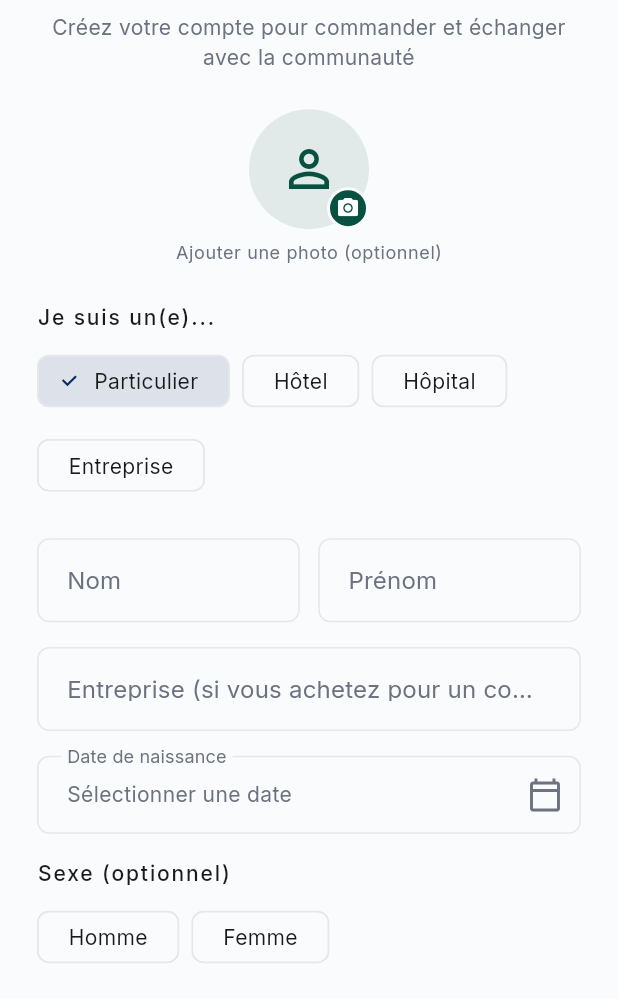
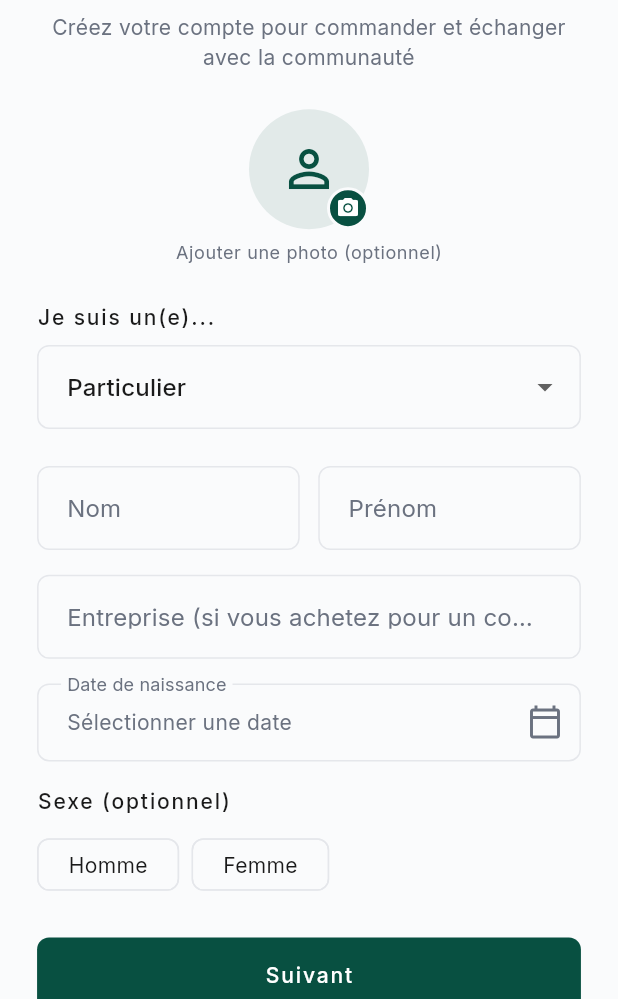
Before and after one commit to Anju-codermad/AkoraHub-app, a Flutter app: the RegistrationScreen screen opened by its route, on a phone screen of 412 x 824 dp, the part 237-1236 px from its top. Run offline on Flutter 3.47's test engine with Material 3 defaults, Android fonts, the phone set to English and light mode, and no system bars; our stand-ins replace audioplayers, cached_network_image, connectivity_plus, file_picker, firebase_core, firebase_messaging and 20 more; missing offline and left inert: agora_rtc_engine, mobile_scanner, record, screen_protector; accounts and stored records are empty; network calls fail.

Commit message:
Élargir Je suis un(e)... à 13 secteurs d'activité, menu déroulant

```diff
--- /dev/null
+++ b/lib/core/constants/client_types.dart
@@ -0,0 +1,26 @@
+/// Secteurs d'activité possibles pour un compte client (`profiles.client_type`).
+/// Liste élargie le 12/08 (demande explicite, validée par l'Admin) au-delà
+/// des 4 valeurs d'origine (Particulier/Hôtel/Hôpital/Entreprise), pour que
+/// chaque client choisisse son secteur réel plutôt que d'être forcé dans
+/// "Entreprise" par défaut. Source unique utilisée par l'inscription, le
+/// profil, et les écrans admin (filtres, données démographiques) — éviter
+/// toute liste dupliquée qui finirait par diverger.
+const List<Map<String, String>> kClientTypeOptions = [
+  {'value': 'particulier', 'label': 'Particulier'},
+  {'value': 'hotel', 'label': 'Hôtel'},
+  {'value': 'hopital', 'label': 'Hôpital / Clinique'},
+  {'value': 'restaurant', 'label': 'Restaurant / Bar'},
+  {'value': 'ecole', 'label': 'École / Université'},
+  {'value': 'entreprise', 'label': 'Entreprise / Bureau'},
+  {'value': 'usine', 'label': 'Usine / Industrie'},
+  {'value': 'pharmacie', 'label': 'Pharmacie'},
+  {'value': 'salon_beaute', 'label': 'Salon de beauté / Coiffure'},
+  {'value': 'commerce', 'label': 'Supermarché / Commerce'},
+  {'value': 'administration', 'label': 'Administration publique'},
+  {'value': 'ong', 'label': 'ONG / Association'},
+  {'value': 'autre', 'label': 'Autre'},
+];
+
+final Map<String, String> kClientTypeLabels = {
+  for (final option in kClientTypeOptions) option['value']!: option['label']!,
+};
--- a/lib/presentation/client_home/profile_tab.dart
+++ b/lib/presentation/client_home/profile_tab.dart
@@ -9,6 +9,7 @@ import 'package:image_picker/image_picker.dart';
 import 'package:share_plus/share_plus.dart';
 import 'package:sizer/sizer.dart';
 
+import '../../core/constants/client_types.dart';
 import '../../core/constants/madagascar_regions.dart';
 import '../../core/loyalty/loyalty_tiers.dart';
 import '../../core/providers/profile_accent_provider.dart';
@@ -64,13 +65,6 @@ class _ProfileTabState extends ConsumerState<ProfileTab> {
   // la jonction entre le bandeau et la carte. Correspond au rayon de
   // l'avatar (44) + son liseré blanc (3).
   static const double _avatarOverlap = 47;
-
-  final Map<String, String> _sectorLabels = const {
-    'hotel': 'Hôtel',
-    'hopital': 'Hôpital',
-    'entreprise': 'Entreprise',
-    'particulier': 'Particulier',
-  };
 
   final Map<String, IconData> _sectorIcons = const {
     'hotel': Icons.hotel_outlined,
@@ -505,7 +499,7 @@ class _ProfileTabState extends ConsumerState<ProfileTab> {
             ? [legacyCoverUrl]
             : const <String>[]);
     final bio = (profile['bio'] as String?)?.trim();
-    final sector = _sectorLabels[profile['client_type']];
+    final sector = kClientTypeLabels[profile['client_type']];
     final displayName = (fullName == null || fullName.trim().isEmpty)
         ? (user?.email ?? '')
         : fullName;
@@ -1110,13 +1104,6 @@ class _EditProfileSheetState extends State<_EditProfileSheet> {
   bool _isLocating = false;
   bool _isSaving = false;
 
-  final Map<String, String> _sectorLabels = const {
-    'hotel': 'Hôtel',
-    'hopital': 'Hôpital',
-    'entreprise': 'Entreprise',
-    'particulier': 'Particulier',
-  };
-
   @override
   void initState() {
     super.initState();
@@ -1376,9 +1363,11 @@ class _EditProfileSheetState extends State<_EditProfileSheet> {
                 labelText: 'Secteur',
                 border: OutlineInputBorder(),
               ),
-              items: _sectorLabels.entries
-                  .map((e) =>
-                      DropdownMenuItem(value: e.key, child: Text(e.value)))
+              items: kClientTypeOptions
+                  .map((type) => DropdownMenuItem(
+                        value: type['value'],
+                        child: Text(type['label']!),
+                      ))
                   .toList(),
               onChanged: (v) => setState(() => _clientType = v),
             ),
--- a/lib/presentation/customer_360/customer_360_screen.dart
+++ b/lib/presentation/customer_360/customer_360_screen.dart
@@ -2,6 +2,7 @@ import 'package:flutter/material.dart';
 import 'package:intl/intl.dart';
 import 'package:sizer/sizer.dart';
 
+import '../../core/constants/client_types.dart';
 import '../../core/loyalty/loyalty_tiers.dart';
 import '../../core/supabase/supabase_config.dart';
 
@@ -72,12 +73,6 @@ class _Customer360ScreenState extends State<Customer360Screen> {
       locale: 'fr_FR', symbol: 'Ar', decimalDigits: 0);
   final _dateFormat = DateFormat('d MMM yyyy', 'fr_FR');
 
-  final Map<String, String> _clientTypeLabels = const {
-    'hotel': 'Hôtel',
-    'hopital': 'Hôpital',
-    'entreprise': 'Entreprise',
-    'particulier': 'Particulier',
-  };
   final Map<String, String> _orderStatusLabels = const {
     'recue': 'Reçue',
     'en_preparation': 'En préparation',
@@ -793,7 +788,7 @@ class _Customer360ScreenState extends State<Customer360Screen> {
                 if (profile['client_type'] != null)
                   Chip(
                     label: Text(
-                        _clientTypeLabels[profile['client_type']] ??
+                        kClientTypeLabels[profile['client_type']] ??
                             profile['client_type']),
                     visualDensity: VisualDensity.compact,
                   ),
--- a/lib/presentation/registration_screen/registration_screen.dart
+++ b/lib/presentation/registration_screen/registration_screen.dart
@@ -9,6 +9,7 @@ import 'package:sizer/sizer.dart';
 import 'package:supabase_flutter/supabase_flutter.dart';
 import 'package:url_launcher/url_launcher.dart';
 
+import '../../core/constants/client_types.dart';
 import '../../core/notifications/push_notification_service.dart';
 import '../../core/services/referral_repo.dart';
 import '../../core/supabase/supabase_config.dart';
@@ -62,13 +63,6 @@ class _RegistrationScreenState extends State<RegistrationScreen> {
               Uri.parse(_privacyPolicyUrl),
               mode: LaunchMode.externalApplication,
             );
-
-  final List<Map<String, String>> _clientTypes = const [
-    {'value': 'particulier', 'label': 'Particulier'},
-    {'value': 'hotel', 'label': 'Hôtel'},
-    {'value': 'hopital', 'label': 'Hôpital'},
-    {'value': 'entreprise', 'label': 'Entreprise'},
-  ];
 
   @override
   void dispose() {
@@ -460,22 +454,25 @@ class _RegistrationScreenState extends State<RegistrationScreen> {
             ),
             SizedBox(height: 3.h),
 
-            // Type de client
+            // Type de client — menu déroulant (12/08, demande explicite) :
+            // la liste est passée de 4 à 13 secteurs, des puces
+            // deviendraient illisibles (voir lib/core/constants/client_types.dart).
             Text('Je suis un(e)...', style: theme.textTheme.labelLarge),
             SizedBox(height: 1.h),
-            Wrap(
-              spacing: 2.w,
-              runSpacing: 1.h,
-              children: _clientTypes.map((type) {
-                final selected = _clientType == type['value'];
-                return ChoiceChip(
-                  label: Text(type['label']!),
-                  selected: selected,
-                  onSelected: (_) {
-                    setState(() => _clientType = type['value']!);
-                  },
-                );
-              }).toList(),
+            DropdownButtonFormField<String>(
+              initialValue: _clientType,
+              decoration: const InputDecoration(
+                border: OutlineInputBorder(),
+              ),
+              items: kClientTypeOptions
+                  .map((type) => DropdownMenuItem(
+                        value: type['value'],
+                        child: Text(type['label']!),
+                      ))
+                  .toList(),
+              onChanged: (v) {
+                if (v != null) setState(() => _clientType = v);
+              },
             ),
             SizedBox(height: 3.h),
 
@@ -507,14 +504,13 @@ class _RegistrationScreenState extends State<RegistrationScreen> {
             TextFormField(
               controller: _companyNameController,
               decoration: InputDecoration(
-                labelText: _clientType == 'hotel'
-                    ? 'Nom de l\'hôtel'
-                    : _clientType == 'hopital'
-                        ? 'Nom de l\'hôpital / établissement'
-                        : _clientType == 'entreprise'
-                            ? 'Nom de l\'entreprise'
-                            : 'Entreprise (si vous achetez pour '
-                                'un compte professionnel)',
+                // Libellé générique (12/08) : avec 13 secteurs possibles
+                // (voir kClientTypeOptions), un libellé par secteur serait
+                // long à maintenir pour peu de gain.
+                labelText: _clientType == 'particulier'
+                    ? 'Entreprise (si vous achetez pour '
+                        'un compte professionnel)'
+                    : 'Nom de l\'établissement / de la société',
               ),
               validator: _clientType != 'particulier'
                   ? (v) => (v == null || v.trim().isEmpty)
```
Also changed, not shown: lib/presentation/client_home/community/public_profile_screen.dart (+4 -8 lines), lib/presentation/customer_management_real/customer_management_real.dart (+27 -14 lines), 1 other file.
